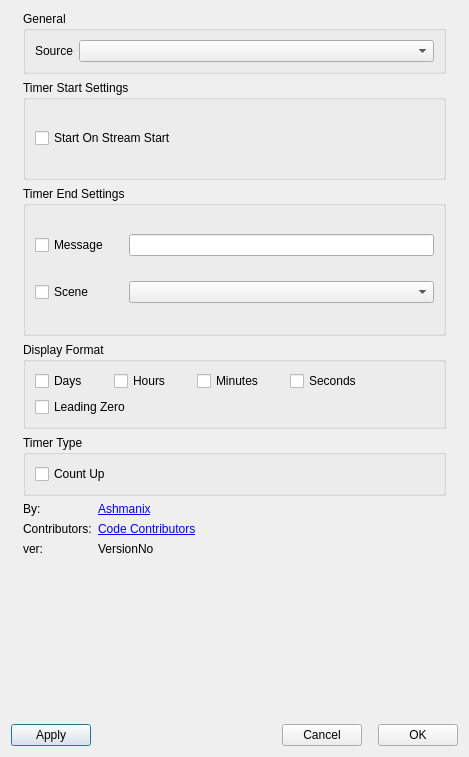
The window that src/ui/SettingsDialog.ui (ashmanix/obs-plugin-countdown) describes before a commit, drawn with Qt 5.
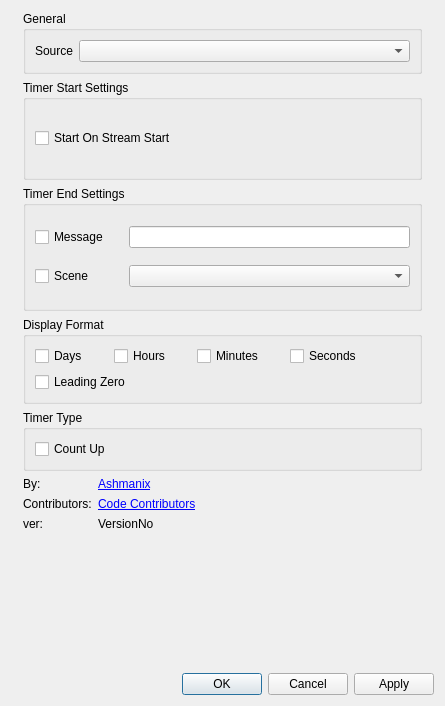
The same window after the commit.

Commit message: Set timer to 1000 ms again and changed dialog push buttons to dialog buttons

What changed in the file:
```diff
--- a/src/ui/SettingsDialog.ui
+++ b/src/ui/SettingsDialog.ui
@@ -6,14 +6,14 @@
    <rect>
     <x>0</x>
     <y>0</y>
-    <width>469</width>
-    <height>757</height>
+    <width>445</width>
+    <height>706</height>
    </rect>
   </property>
   <property name="windowTitle">
    <string>Dialog</string>
   </property>
-  <layout class="QVBoxLayout" name="verticalLayout_2" stretch="1,0">
+  <layout class="QVBoxLayout" name="verticalLayout_2" stretch="0,0">
    <item>
     <widget class="QScrollArea" name="scrollArea">
      <property name="minimumSize">
@@ -33,8 +33,8 @@
        <rect>
         <x>0</x>
         <y>0</y>
-        <width>445</width>
-        <height>691</height>
+        <width>421</width>
+        <height>640</height>
        </rect>
       </property>
       <layout class="QVBoxLayout" name="verticalLayout_4">
@@ -532,55 +532,18 @@
    <item>
     <layout class="QHBoxLayout" name="dialogButtonsLayout">
      <item>
-      <widget class="QPushButton" name="applyPushButton">
-       <property name="text">
-        <string>Apply</string>
-       </property>
-      </widget>
-     </item>
-     <item>
-      <spacer name="horizontalSpacer_2">
-       <property name="orientation">
-        <enum>Qt::Horizontal</enum>
-       </property>
-       <property name="sizeType">
-        <enum>QSizePolicy::MinimumExpanding</enum>
-       </property>
-       <property name="sizeHint" stdset="0">
+      <widget class="QDialogButtonBox" name="dialogButtonBox">
+       <property name="minimumSize">
         <size>
-         <width>20</width>
-         <height>20</height>
+         <width>100</width>
+         <height>0</height>
         </size>
        </property>
-      </spacer>
-     </item>
-     <item>
-      <widget class="QPushButton" name="cancelPushButton">
-       <property name="text">
-        <string>Cancel</string>
+       <property name="standardButtons">
+        <set>QDialogButtonBox::Apply|QDialogButtonBox::Cancel|QDialogButtonBox::Ok</set>
        </property>
-      </widget>
-     </item>
-     <item>
-      <spacer name="horizontalSpacer_3">
-       <property name="orientation">
-        <enum>Qt::Horizontal</enum>
-       </property>
-       <property name="sizeType">
-        <enum>QSizePolicy::Fixed</enum>
-       </property>
-       <property name="sizeHint" stdset="0">
-        <size>
-         <width>10</width>
-         <height>20</height>
-        </size>
-       </property>
-      </spacer>
-     </item>
-     <item>
-      <widget class="QPushButton" name="okPushButton">
-       <property name="text">
-        <string>OK</string>
+       <property name="centerButtons">
+        <bool>false</bool>
        </property>
       </widget>
      </item>
```
The commit also changes 8 other files.
